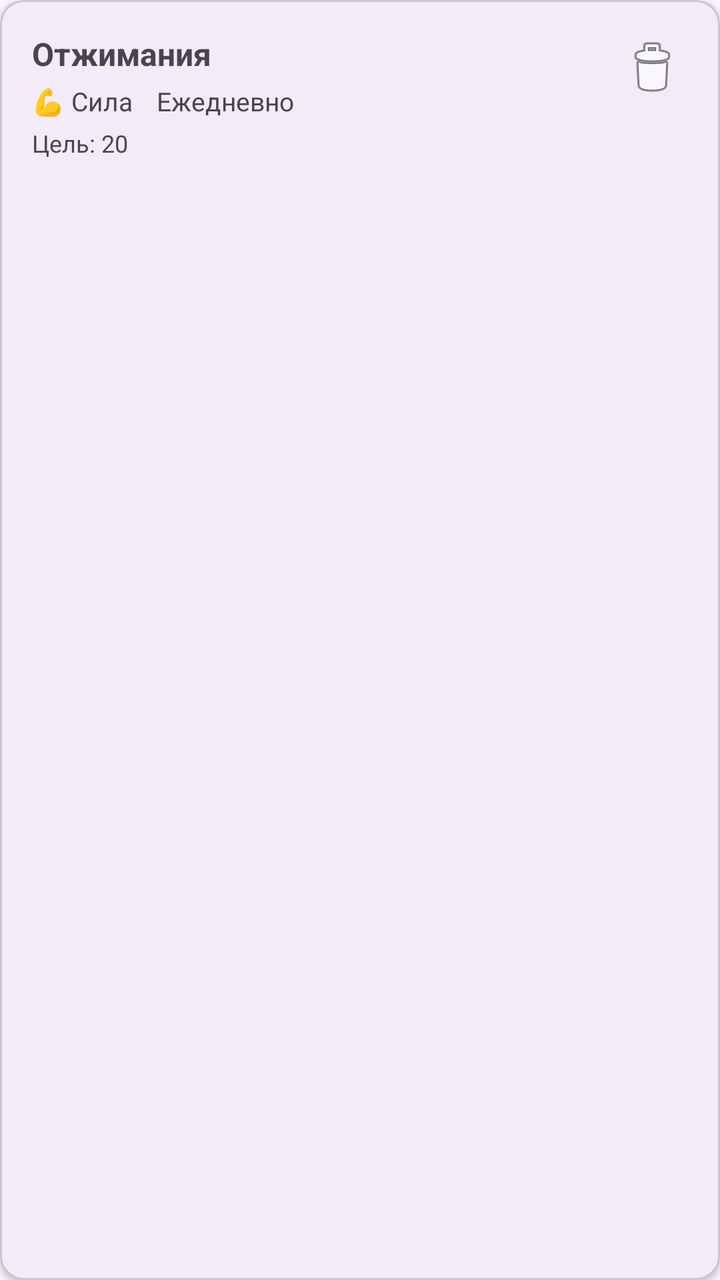
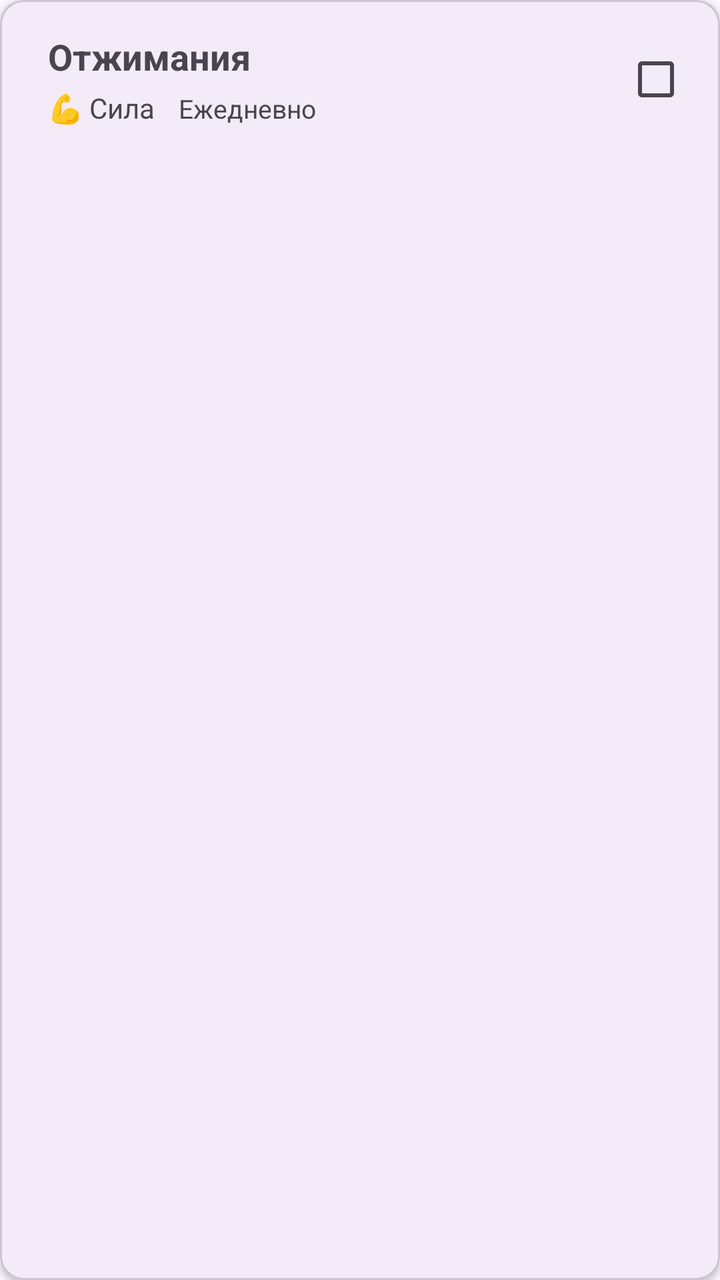

Two renders of the same Android screen: before a commit and after it. Below are the layout's source before the change and the commit's diff.
<!-- AndroidManifest.xml: application theme Theme.YourUpgrade -->
<!-- res/layout/item_habit.xml -->
<?xml version="1.0" encoding="utf-8"?>
<com.google.android.material.card.MaterialCardView
    xmlns:android="http://schemas.android.com/apk/res/android"
    xmlns:app="http://schemas.android.com/apk/res-auto"
    android:layout_width="match_parent"
    android:layout_height="wrap_content"
    android:layout_marginHorizontal="16dp"
    android:layout_marginVertical="4dp"
    app:cardCornerRadius="12dp"
    app:cardElevation="2dp">

    <androidx.constraintlayout.widget.ConstraintLayout
        android:layout_width="match_parent"
        android:layout_height="wrap_content"
        android:padding="16dp">

        <TextView
            android:id="@+id/tvHabitName"
            android:layout_width="0dp"
            android:layout_height="wrap_content"
            android:text="Отжимания"
            android:textSize="16sp"
            android:textStyle="bold"
            app:layout_constraintEnd_toStartOf="@id/btnDelete"
            app:layout_constraintStart_toStartOf="parent"
            app:layout_constraintTop_toTopOf="parent" />

        <TextView
            android:id="@+id/tvCategory"
            android:layout_width="wrap_content"
            android:layout_height="wrap_content"
            android:layout_marginTop="4dp"
            android:text="💪 Сила"
            android:textSize="13sp"
            android:textColor="?android:attr/textColorSecondary"
            app:layout_constraintStart_toStartOf="parent"
            app:layout_constraintTop_toBottomOf="@id/tvHabitName" />

        <TextView
            android:id="@+id/tvType"
            android:layout_width="wrap_content"
            android:layout_height="wrap_content"
            android:layout_marginStart="12dp"
            android:text="Ежедневно"
            android:textSize="13sp"
            android:textColor="?android:attr/textColorSecondary"
            app:layout_constraintBaseline_toBaselineOf="@id/tvCategory"
            app:layout_constraintStart_toEndOf="@id/tvCategory" />

        <TextView
            android:id="@+id/tvTarget"
            android:layout_width="wrap_content"
            android:layout_height="wrap_content"
            android:layout_marginTop="4dp"
            android:text="Цель: 20"
            android:textSize="12sp"
            android:textColor="?android:attr/textColorSecondary"
            app:layout_constraintStart_toStartOf="parent"
            app:layout_constraintTop_toBottomOf="@id/tvCategory" />

        <ImageButton
            android:id="@+id/btnDelete"
            android:layout_width="36dp"
            android:layout_height="36dp"
            android:background="?attr/selectableItemBackgroundBorderless"
            android:contentDescription="Удалить"
            android:src="@android:drawable/ic_menu_delete"
            app:layout_constraintEnd_toEndOf="parent"
            app:layout_constraintTop_toTopOf="parent" />

    </androidx.constraintlayout.widget.ConstraintLayout>

</com.google.android.material.card.MaterialCardView>
<!-- resources referenced by this layout -->
<resources>
  <style name="Theme.YourUpgrade" parent="Base.Theme.YourUpgrade" />
  <style name="Base.Theme.YourUpgrade" parent="Theme.Material3.DayNight.NoActionBar">
          
          
      </style>
</resources>

<!-- the commit's change to res/layout/item_habit.xml (unified diff, before → after) -->
@@ -1,6 +1,5 @@
 <?xml version="1.0" encoding="utf-8"?>
-<com.google.android.material.card.MaterialCardView
-    xmlns:android="http://schemas.android.com/apk/res/android"
+<com.google.android.material.card.MaterialCardView xmlns:android="http://schemas.android.com/apk/res/android"
     xmlns:app="http://schemas.android.com/apk/res-auto"
     android:layout_width="match_parent"
     android:layout_height="wrap_content"
@@ -18,10 +17,10 @@
             android:id="@+id/tvHabitName"
             android:layout_width="0dp"
             android:layout_height="wrap_content"
+            android:layout_marginStart="8dp"
             android:text="Отжимания"
-            android:textSize="16sp"
+            android:textSize="18sp"
             android:textStyle="bold"
-            app:layout_constraintEnd_toStartOf="@id/btnDelete"
             app:layout_constraintStart_toStartOf="parent"
             app:layout_constraintTop_toTopOf="parent" />
 
@@ -29,10 +28,11 @@
             android:id="@+id/tvCategory"
             android:layout_width="wrap_content"
             android:layout_height="wrap_content"
+            android:layout_marginStart="8dp"
             android:layout_marginTop="4dp"
             android:text="💪 Сила"
-            android:textSize="13sp"
             android:textColor="?android:attr/textColorSecondary"
+            android:textSize="14sp"
             app:layout_constraintStart_toStartOf="parent"
             app:layout_constraintTop_toBottomOf="@id/tvHabitName" />
 
@@ -42,29 +42,33 @@
             android:layout_height="wrap_content"
             android:layout_marginStart="12dp"
             android:text="Ежедневно"
+            android:textColor="?android:attr/textColorSecondary"
             android:textSize="13sp"
-            android:textColor="?android:attr/textColorSecondary"
             app:layout_constraintBaseline_toBaselineOf="@id/tvCategory"
             app:layout_constraintStart_toEndOf="@id/tvCategory" />
 
+        <CheckedTextView
+            android:id="@+id/cbDone"
+            android:layout_width="30dp"
+            android:layout_height="30dp"
+            android:visibility="visible"
+            android:gravity="center_vertical"
+            android:checkMark="?android:attr/listChoiceIndicatorMultiple"
+            app:layout_constraintBottom_toBottomOf="parent"
+            app:layout_constraintEnd_toEndOf="parent"
+            app:layout_constraintTop_toTopOf="parent" />
+
         <TextView
-            android:id="@+id/tvTarget"
+            android:id="@+id/tvProgress"
             android:layout_width="wrap_content"
             android:layout_height="wrap_content"
-            android:layout_marginTop="4dp"
-            android:text="Цель: 20"
-            android:textSize="12sp"
-            android:textColor="?android:attr/textColorSecondary"
-            app:layout_constraintStart_toStartOf="parent"
-            app:layout_constraintTop_toBottomOf="@id/tvCategory" />
-
-        <ImageButton
-            android:id="@+id/btnDelete"
-            android:layout_width="36dp"
-            android:layout_height="36dp"
             android:background="?attr/selectableItemBackgroundBorderless"
-            android:contentDescription="Удалить"
-            android:src="@android:drawable/ic_menu_delete"
+            android:padding="8dp"
+            android:text="0/20"
+            android:textSize="16sp"
+            android:textStyle="bold"
+            android:visibility="gone"
+            app:layout_constraintBottom_toBottomOf="parent"
             app:layout_constraintEnd_toEndOf="parent"
             app:layout_constraintTop_toTopOf="parent" />
 
